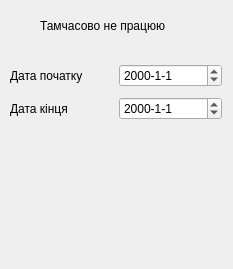
This is project_files/temporary_not_working.ui in positivcheg94/school_db_iasa_MO as Qt 5 draws it before an edit. The edited form follows.
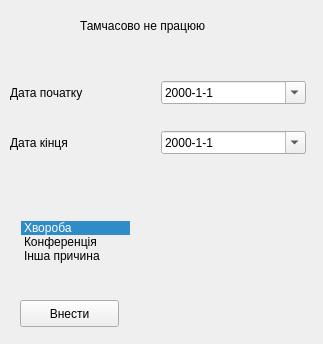
This is the edited form.

Commit message: temporary_not_working -/+

Patch:
```diff
--- a/project_files/temporary_not_working.ui
+++ b/project_files/temporary_not_working.ui
@@ -6,8 +6,8 @@
    <rect>
     <x>0</x>
     <y>0</y>
-    <width>233</width>
-    <height>269</height>
+    <width>323</width>
+    <height>344</height>
    </rect>
   </property>
   <property name="windowTitle">
@@ -16,7 +16,7 @@
   <widget class="QLabel" name="label_3">
    <property name="geometry">
     <rect>
-     <x>40</x>
+     <x>80</x>
      <y>10</y>
      <width>161</width>
      <height>31</height>
@@ -26,13 +26,72 @@
     <string>Тамчасово не працюю</string>
    </property>
   </widget>
+  <widget class="QStackedWidget" name="reason_picker">
+   <property name="geometry">
+    <rect>
+     <x>160</x>
+     <y>190</y>
+     <width>151</width>
+     <height>141</height>
+    </rect>
+   </property>
+   <widget class="QWidget" name="page"/>
+   <widget class="QWidget" name="page_2"/>
+  </widget>
+  <widget class="QListWidget" name="reason_list">
+   <property name="geometry">
+    <rect>
+     <x>20</x>
+     <y>220</y>
+     <width>111</width>
+     <height>61</height>
+    </rect>
+   </property>
+   <property name="styleSheet">
+    <string notr="true">background: rgba(0, 0, 0, 0)</string>
+   </property>
+   <property name="isWrapping" stdset="0">
+    <bool>false</bool>
+   </property>
+   <property name="currentRow">
+    <number>0</number>
+   </property>
+   <item>
+    <property name="text">
+     <string>Хвороба</string>
+    </property>
+   </item>
+   <item>
+    <property name="text">
+     <string>Конференція</string>
+    </property>
+   </item>
+   <item>
+    <property name="text">
+     <string>Інша причина</string>
+    </property>
+   </item>
+  </widget>
+  <widget class="QPushButton" name="submit_button">
+   <property name="geometry">
+    <rect>
+     <x>20</x>
+     <y>300</y>
+     <width>99</width>
+     <height>27</height>
+    </rect>
+   </property>
+   <property name="text">
+    <string>Внести</string>
+   </property>
+  </widget>
   <widget class="QWidget" name="">
    <property name="geometry">
     <rect>
      <x>10</x>
      <y>60</y>
-     <width>212</width>
-     <height>66</height>
+     <width>296</width>
+     <height>117</height>
     </rect>
    </property>
    <layout class="QVBoxLayout" name="verticalLayout">
@@ -50,6 +109,9 @@
         <property name="displayFormat">
          <string>yyyy-M-d</string>
         </property>
+        <property name="calendarPopup">
+         <bool>true</bool>
+        </property>
        </widget>
       </item>
      </layout>
@@ -68,6 +130,9 @@
         <property name="displayFormat">
          <string>yyyy-M-d</string>
         </property>
+        <property name="calendarPopup">
+         <bool>true</bool>
+        </property>
        </widget>
       </item>
      </layout>
```
The commit also changes 11 other files.
